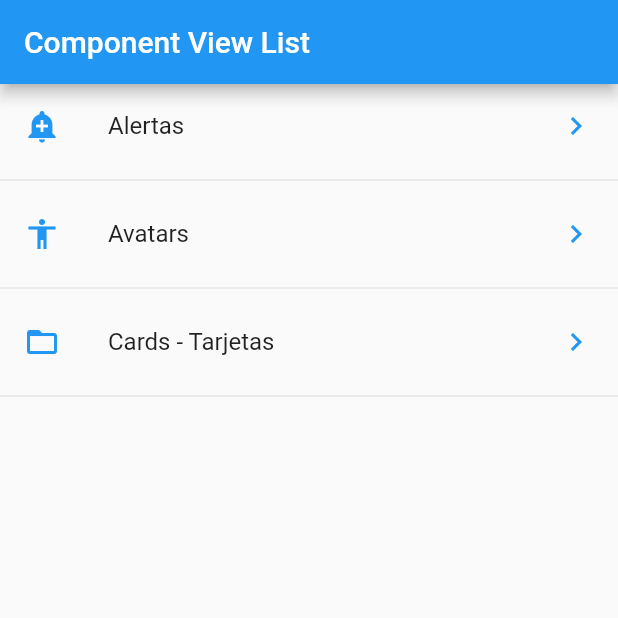
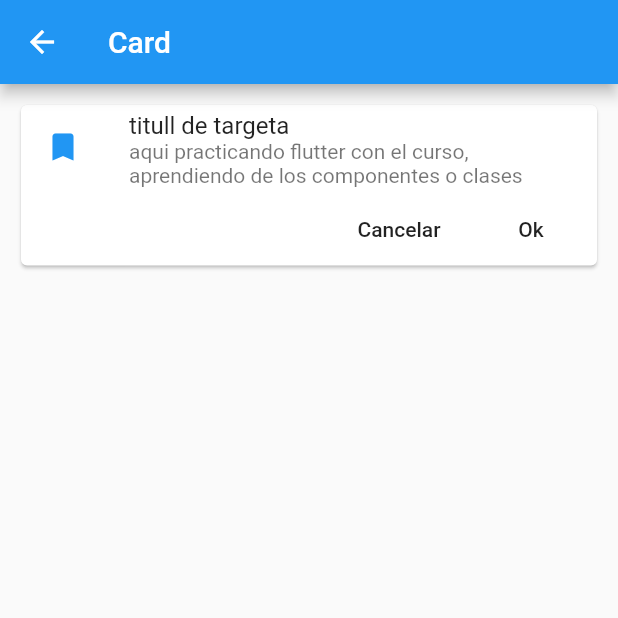
Before and after one commit to rlence/App-Componentes, a Flutter app: the screen it shows after launch, after a tap on "Cards - Tarjetas", on a phone screen of 412 x 824 dp, the top half of it. Run offline on Flutter 3.47's test engine with Material 2 defaults, Android fonts, the phone set to English and light mode, and no system bars.

Commit message:
creando pag de card, y agregando en la ruta y agregando targeta

```diff
--- a/lib/main.dart
+++ b/lib/main.dart
@@ -1,8 +1,7 @@
+import 'package:componentes/src/routes/routes.dart';
+import 'package:flutter/material.dart';
 import 'package:componentes/src/page/alert_page.dart';
-import 'package:componentes/src/page/avatar_page.dart';
-import 'package:flutter/material.dart';
 
-import 'package:componentes/src/page/home_page.dart';
 
 void main() => runApp(MyApp());
 
@@ -15,10 +14,13 @@ class MyApp extends StatelessWidget {
       debugShowCheckedModeBanner: false,
       //home: HomePage(),
       initialRoute: '/',
-      routes: <String, WidgetBuilder>{
-        '/' : (BuildContext context) => HomePage(),
-        'alert':(BuildContext context) => AlertPage(),
-        'avatar':(BuildContext context) => AvatarPage(),
+      routes: getAplicationRoutes(),
+      onGenerateRoute: ( RouteSettings settings ){
+          print('ruta llamada: ${settings.name}');
+
+          return MaterialPageRoute(
+            builder: (BuildContext context)=> AlertPage()
+          );
       },
     );
   }
--- /dev/null
+++ b/lib/src/page/card_page.dart
@@ -0,0 +1,52 @@
+import 'package:flutter/material.dart';
+
+class CardPage extends StatelessWidget{
+
+  @override
+  Widget build(BuildContext context){
+
+    return Scaffold(
+      appBar: AppBar(
+        title: Text('Card'),
+      ),
+      body: ListView(
+        padding: EdgeInsets.all(10.0),
+        children: <Widget>[
+          _cardTipo1(),
+        ],
+      ),
+    );
+
+  }
+
+  Widget _cardTipo1() {
+
+    return Card(
+      child: Column(
+        children: <Widget>[
+          ListTile(
+              leading: Icon(Icons.turned_in, color: Colors.blue,),
+              title: Text('titull de targeta'),
+              subtitle: Text('aqui practicando flutter con el curso, aprendiendo de los componentes o clases'),
+          ),
+          Row(
+            mainAxisAlignment: MainAxisAlignment.end,
+            children: <Widget>[
+              FlatButton(
+                child: Text('Cancelar'),
+                onPressed: (){},
+              ),
+              FlatButton(
+                child: Text('Ok'),
+                onPressed: (){},
+              )
+            ],
+          )
+        ],
+      ),
+    );
+
+  }
+
+
+}
--- /dev/null
+++ b/lib/src/routes/routes.dart
@@ -0,0 +1,18 @@
+import 'package:flutter/material.dart';
+
+import 'package:componentes/src/page/card_page.dart';
+import 'package:componentes/src/page/alert_page.dart';
+import 'package:componentes/src/page/avatar_page.dart';
+import 'package:componentes/src/page/home_page.dart';
+
+Map <String, WidgetBuilder> getAplicationRoutes(){
+
+      return  <String, WidgetBuilder> {//rutas con nombre leyendo de un json
+        '/' : (BuildContext context) => HomePage(),
+        'alert':(BuildContext context) => AlertPage(),
+        'avatar':(BuildContext context) => AvatarPage(),
+        'card':(BuildContext context) => CardPage(),
+      };
+
+
+}
```
Also changed, not shown: 2 other files.
